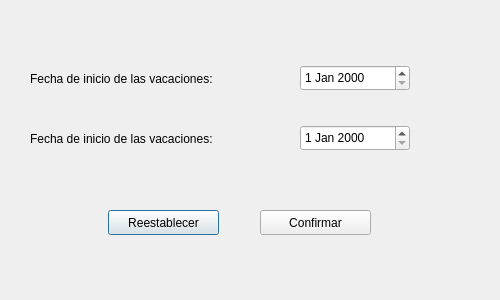
Old version of the form Interfaz/request_vacations.ui in the repository Los-Pollitos/PI-Redes-Sistemas-Operativos.
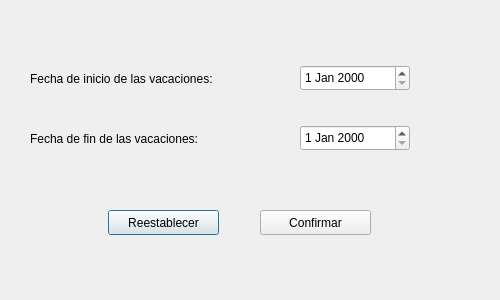
New version of the form.

Commit message: Actualización a ventanas de vacaciones

Diff of the .ui file:
```diff
--- a/Interfaz/request_vacations.ui
+++ b/Interfaz/request_vacations.ui
@@ -56,7 +56,7 @@
     </rect>
    </property>
    <property name="text">
-    <string>Fecha de inicio de las vacaciones:</string>
+    <string>Fecha de fin de las vacaciones:</string>
    </property>
   </widget>
   <widget class="QPushButton" name="reset">
```
The commit also changes 1 other file.
